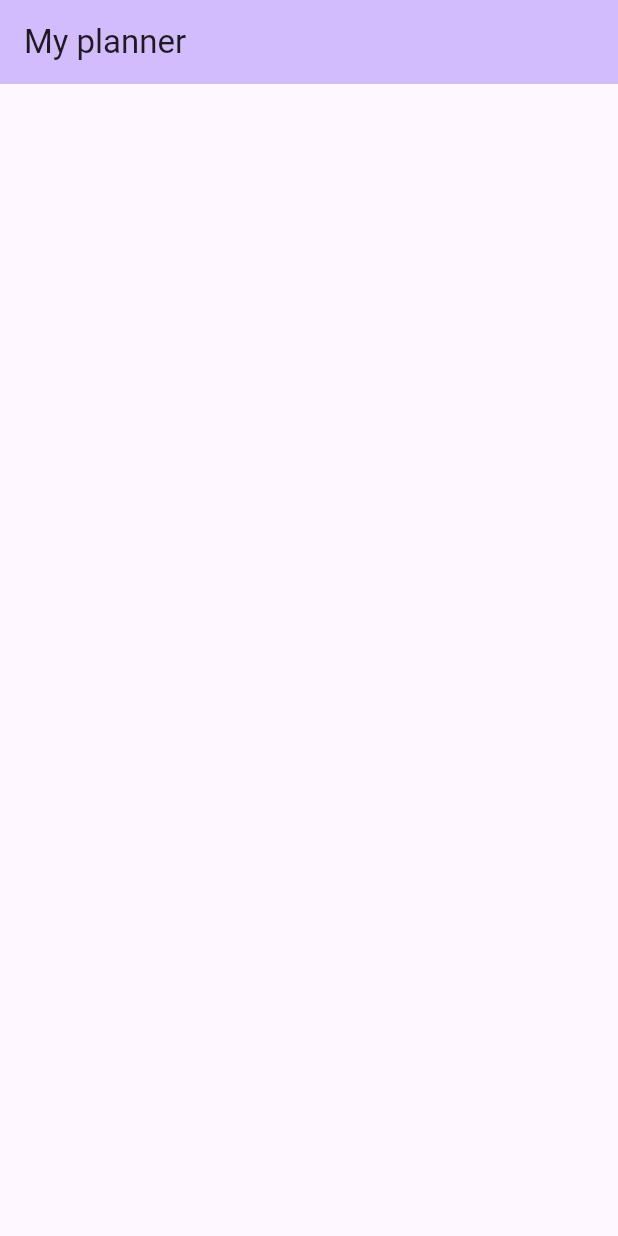
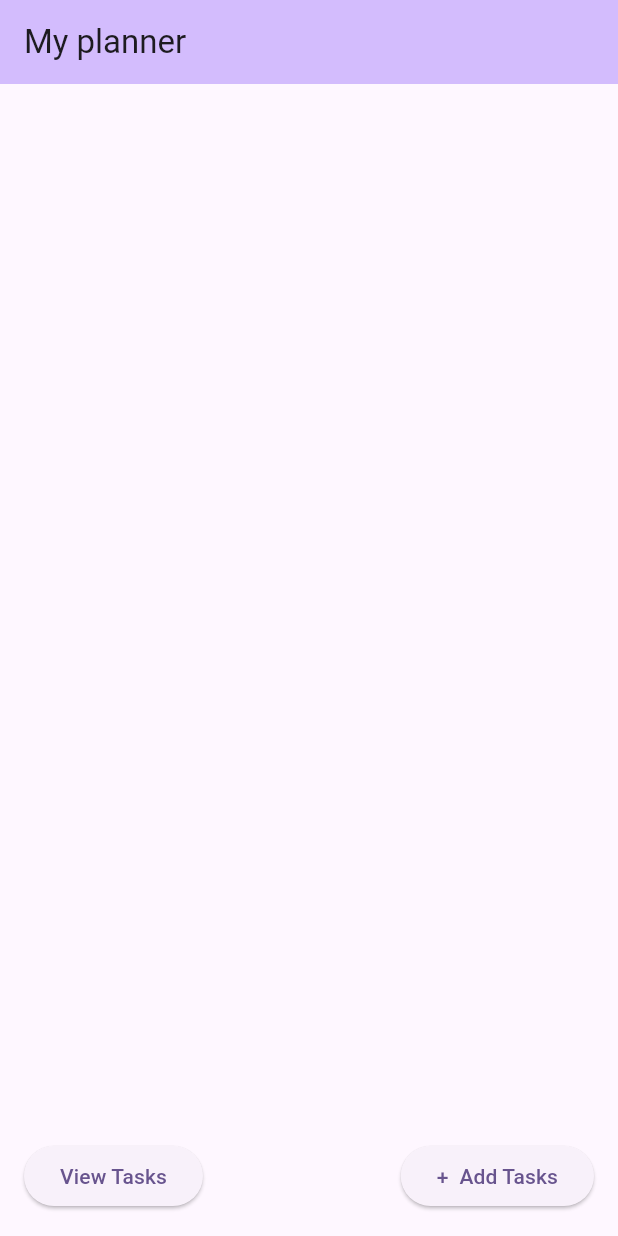
Before and after one commit to kaksdkasdk/MobileDevGroup, a Flutter app: the screen it shows after launch, on a phone screen of 412 x 824 dp. Run offline on Flutter 3.47's test engine with Material 3 defaults, Android fonts, the phone set to English and light mode, and no system bars; our stand-ins replace material_ui.

Commit message:
creating buttons

```diff
--- a/lib/main.dart
+++ b/lib/main.dart
@@ -1,4 +1,5 @@
 import 'package:material_ui/material_ui.dart';
+import 'screens/new_task.dart';
 
 void main() {
   runApp(const MyApp());
@@ -18,21 +19,6 @@ class MyApp extends StatelessWidget {
       debugShowCheckedModeBanner: false,
       title: 'My Planner',
       theme: ThemeData(
-        // This is the theme of your application.
-        //
-        // TRY THIS: Try running your application with "flutter run". You'll see
-        // the application has a purple toolbar. Then, without quitting the app,
-        // try changing the seedColor in the colorScheme below to Colors.green
-        // and then invoke "hot reload" (save your changes or press the "hot
-        // reload" button in a Flutter-supported IDE, or press "r" if you used
-        // the command line to start the app).
-        //
-        // Notice that the counter didn't reset back to zero; the application
-        // state is not lost during the reload. To reset the state, use hot
-        // restart instead.
-        //
-        // This works for code too, not just values: Most code changes can be
-        // tested with just a hot reload.
         colorScheme: colors,
         appBarTheme: AppBarTheme(
           backgroundColor: colors.inversePrimary,
@@ -47,14 +33,6 @@ class MyApp extends StatelessWidget {
 class MyHomePage extends StatefulWidget {
   const MyHomePage({super.key, required this.title});
 
-  // This widget is the home page of your application. It is stateful, meaning
-  // that it has a State object (defined below) that contains fields that affect
-  // how it looks.
-
-  // This class is the configuration for the state. It holds the values (in this
-  // case the title) provided by the parent (in this case the App widget) and
-  // used by the build method of the State. Fields in a Widget subclass are
-  // always marked "final".
 
   final String title;
 
@@ -69,43 +47,44 @@ class _MyHomePageState extends State<MyHomePage> {
 
   @override
   Widget build(BuildContext context) {
-    // This method is rerun every time setState is called, for instance as done
-    // by the _incrementCounter method above.
-    //
-    // The Flutter framework has been optimized to make rerunning build methods
-    // fast, so that you can just rebuild anything that needs updating rather
-    // than having to individually change instances of widgets.
+
     return Scaffold(
       appBar: AppBar(
-        // TRY THIS: Try changing the color here to a specific color (to
-        // Colors.amber, perhaps?) and trigger a hot reload to see the AppBar
-        // change color while the other colors stay the same.
+
         backgroundColor: Theme.of(context).colorScheme.inversePrimary,
-        // Here we take the value from the MyHomePage object that was created by
-        // the App.build method, and use it to set our appbar title.
+
         title: Text(widget.title),
       ),
-      body: Center(
-        // Center is a layout widget. It takes a single child and positions it
-        // in the middle of the parent.
-        child: Column(
-          // Column is also a layout widget. It takes a list of children and
-          // arranges them vertically. By default, it sizes itself to fit its
-          // children horizontally, and tries to be as tall as its parent.
-          //
-          // Column has various properties to control how it sizes itself and
-          // how it positions its children. Here we use mainAxisAlignment to
-          // center the children vertically; the main axis here is the vertical
-          // axis because Columns are vertical (the cross axis would be
-          // horizontal).
-          //
-          // TRY THIS: Invoke "debug painting" (choose the "Toggle Debug Paint"
-          // action in the IDE, or press "p" in the console), to see the
-          // wireframe for each widget.
-          mainAxisAlignment: .center,
-          children: [
 
-          ],
+      body: Align(
+        alignment: Alignment.bottomCenter,
+        child: Padding(
+          padding: const EdgeInsets.all(16),
+          child: Row(
+            mainAxisAlignment: MainAxisAlignment.spaceBetween,
+            children: [
+              ElevatedButton(
+                onPressed: () {
+                  Navigator.of(context).push(
+                    MaterialPageRoute<void>(
+                      builder: (_) => const NewTask(),
+                    ),
+                  );
+                },
+                child: const Text('View Tasks'),
+              ),
+              ElevatedButton(
+                onPressed: () {
+                  Navigator.of(context).push(
+                    MaterialPageRoute<void>(
+                      builder: (_) => const NewTask(),
+                    ),
+                  );
+                },
+                child: const Text('+  Add Tasks'),
+              ),
+            ],
+          ),
         ),
       ),
 
```
Also changed, not shown: lib/screens/new_task.dart (+15 -0 lines).
